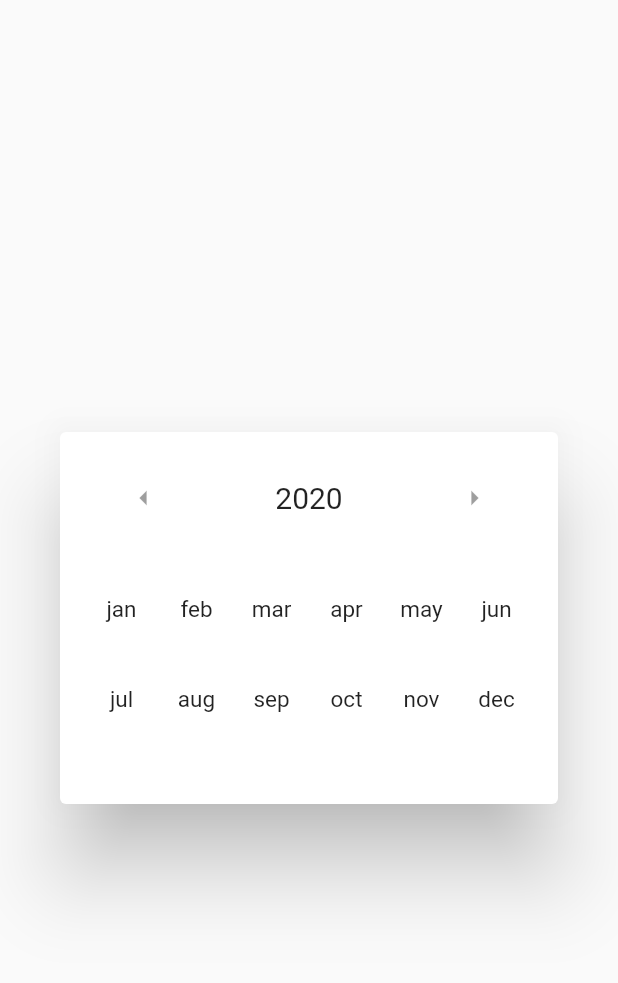
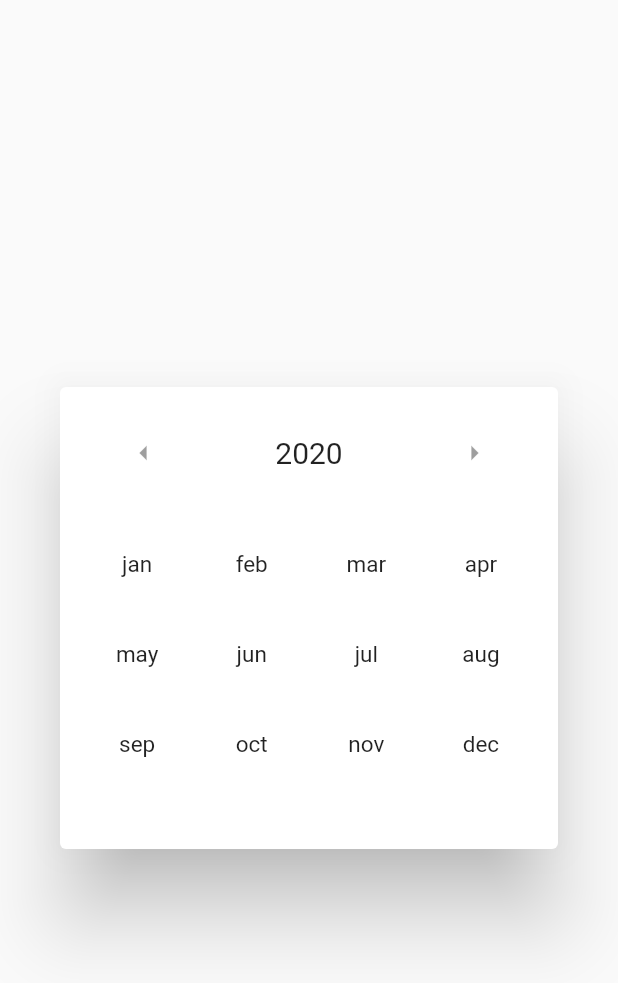
Before and after one commit to raphaelgodoi/month_selector, a Flutter app: the MonthSelector widget shown alone on an empty page, opened directly, on a phone screen of 412 x 824 dp. Shown: the top 983 px of the screen. Run offline on Flutter 3.47's test engine with Material 2 defaults, Android fonts, the phone set to English and light mode, and no system bars.

Commit message:
responsiveness

```diff
--- a/lib/month_selector.dart
+++ b/lib/month_selector.dart
@@ -33,10 +33,30 @@ class _MonthSelectorState extends State<MonthSelector> {
     }).toList();
     return AppDialog(
       yearPage: "2020",
-      body: Wrap(
-        children: [...elements],
-      ),
+      body: wrapElements(
+          elements: elements,
+          widthElement: width,
+          widthScreen: MediaQuery.of(context).size.width * 0.65),
     );
+  }
+
+  List<Widget> wrapElements(
+      {required double widthScreen,
+      required double widthElement,
+      required List<Widget> elements}) {
+    final numRows = ((widthElement * elements.length) / (widthScreen)).ceil();
+    final numCols = elements.length ~/ numRows;
+    final List<Widget> rows = [];
+    for (int i = 0; i < numRows; i++) {
+      final start = i * numCols;
+      final end = (i + 1) * numCols;
+      final rowChildren = elements.sublist(start, end);
+      rows.add(Row(
+        mainAxisAlignment: MainAxisAlignment.spaceEvenly,
+        children: rowChildren,
+      ));
+    }
+    return rows;
   }
 }
 
--- a/lib/src/app_dialog.dart
+++ b/lib/src/app_dialog.dart
@@ -3,7 +3,7 @@ import 'package:flutter/material.dart';
 class AppDialog extends StatelessWidget {
   final void Function()? left;
   final void Function()? right;
-  final Widget body;
+  final List<Widget> body;
   final String yearPage;
   const AppDialog({
     Key? key,
@@ -34,7 +34,7 @@ class AppDialog extends StatelessWidget {
               ],
             ),
             const SizedBox(height: 20),
-            body,
+            ...body,
             const SizedBox(height: 20),
           ],
         ),
```
Also changed, not shown: 1 other file.
